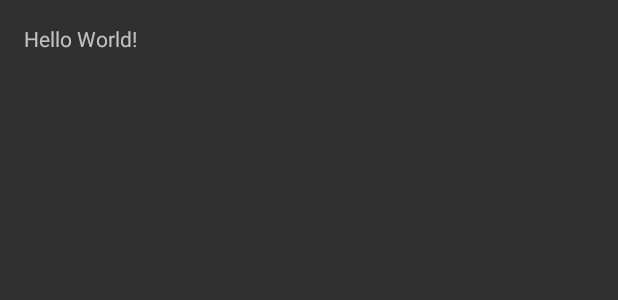
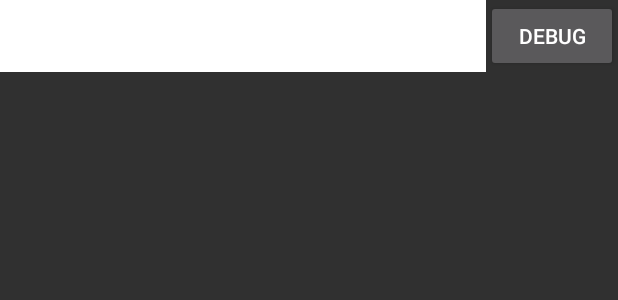
Before and after one commit to TakuKobayashi/citore, an Android app: the layout activity_main.xml on its own in the app's theme, with its tools: preview values and no code run, on a phone screen of 412 x 824 dp. Shown: the top 300 px of the screen. Run offline under Robolectric (Android 15) with nearby library versions, the light colour scheme and no system bars.

Commit message:
バグ潰しとデバック

```diff
--- a/Android/app/src/main/res/layout/activity_main.xml
+++ b/Android/app/src/main/res/layout/activity_main.xml
@@ -1,17 +1,33 @@
 <?xml version="1.0" encoding="utf-8"?>
 <RelativeLayout xmlns:android="http://schemas.android.com/apk/res/android"
     xmlns:tools="http://schemas.android.com/tools"
-    android:id="@+id/activity_main"
     android:layout_width="match_parent"
-    android:layout_height="match_parent"
-    android:paddingBottom="@dimen/activity_vertical_margin"
-    android:paddingLeft="@dimen/activity_horizontal_margin"
-    android:paddingRight="@dimen/activity_horizontal_margin"
-    android:paddingTop="@dimen/activity_vertical_margin"
-    tools:context="kobayashi.taku.com.citore.MainActivity">
+    android:layout_height="match_parent">
+
+    <EditText
+        android:id="@+id/debug_text"
+        android:layout_width="match_parent"
+        android:layout_height="match_parent"
+        android:layout_alignParentTop="true"
+        android:layout_alignBottom="@+id/debug_button"
+        android:background="#FFFFFFFF"
+        android:textColor="#FF000000"
+        android:layout_toLeftOf="@+id/debug_button"
+        />
+
+    <Button
+        android:id="@+id/debug_button"
+        android:layout_width="wrap_content"
+        android:layout_height="wrap_content"
+        android:layout_alignParentTop="true"
+        android:layout_alignParentRight="true"
+        android:text="debug"/>
 
     <TextView
+        android:id="@+id/recognize_text"
         android:layout_width="wrap_content"
         android:layout_height="wrap_content"
-        android:text="Hello World!" />
+        android:layout_below="@+id/debug_button"
+        android:textColor="#FFFFFFFF"
+        android:layout_alignParentLeft="true"/>
 </RelativeLayout>
```
Also changed, not shown: Android/app/src/main/java/kobayashi/taku/com/citore/MainActivity.java (+34 -3 lines).
